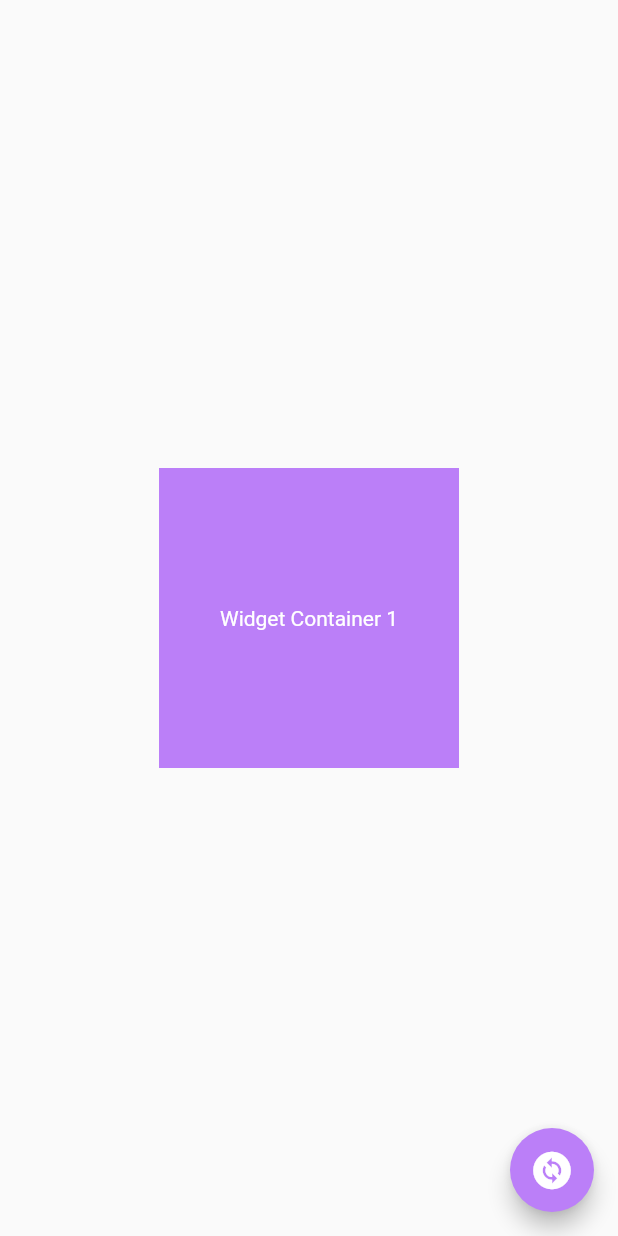
After one commit to ACM-VIT/fludget, a Flutter app: the AnimatedSwitcherImplementation screen opened directly, on a phone screen of 412 x 824 dp. The commit adds this screen. Run offline on Flutter 3.47's test engine with Material 2 defaults, Android fonts, the phone set to English and light mode, and no system bars; our stand-ins replace file_picker, package_info_plus, shared_preferences, webview_flutter; missing offline and left inert: syntax_highlighter; accounts and stored records are empty.

Commit message:
Animated Switcher implemented

```diff
--- /dev/null
+++ b/lib/routes/Root/animated_switcher.dart
@@ -0,0 +1,103 @@
+import 'package:fludget/Models/codeString.dart';
+import 'package:flutter/cupertino.dart';
+import 'package:flutter/material.dart';
+
+class AnimatedSwitcherImplementation extends StatefulWidget {
+  const AnimatedSwitcherImplementation({Key? key}) : super(key: key);
+
+  @override
+  State<AnimatedSwitcherImplementation> createState() =>
+      _AnimatedSwitcherImplementationState();
+}
+
+class _AnimatedSwitcherImplementationState
+    extends State<AnimatedSwitcherImplementation> {
+  bool flag = true;
+
+  @override
+  Widget build(BuildContext context) {
+    return Scaffold(
+      body: Center(
+        child: AnimatedSwitcher(
+            switchInCurve: Curves.easeIn,
+            switchOutCurve: Curves.easeOut,
+            duration: Duration(milliseconds: 1200),
+            child: flag
+                ? Container(
+                    key: Key('1'),
+                    color: Theme.of(context).primaryColor,
+                    width: 200,
+                    height: 200,
+                    child: Center(
+                        child: Text(
+                      'Widget Container 1',
+                      style: TextStyle(color: Colors.white),
+                    )),
+                  )
+                : Container(
+                    key: Key('2'),
+                    color: Theme.of(context).errorColor,
+                    width: 300,
+                    height: 200,
+                    child: Center(child: Text('Widget Container 2')),
+                  )),
+      ),
+      floatingActionButton: FloatingActionButton(
+          child: Icon(Icons.change_circle, color: Colors.white, size: 30),
+          backgroundColor: Theme.of(context).primaryColor,
+          onPressed: () => setState(() {
+                flag = !flag;
+              })),
+    );
+  }
+}
+
+class AnimatedSwitcherDescription extends StatelessWidget {
+  const AnimatedSwitcherDescription({Key? key}) : super(key: key);
+
+  @override
+  Widget build(BuildContext context) {
+    return Center(
+      child: Padding(
+        padding: EdgeInsets.fromLTRB(10, 0, 10, 0),
+        child: Text(
+          "AnimatedSwitcher is a widget that can be used for creating animation when switching between two widgets. When a widget is replaced with another, it transitions the new widget in and transitions the previous widget out.",
+          style: TextStyle(fontSize: 20),
+        ),
+      ),
+    );
+  }
+}
+
+class AnimatedSwitcherCode extends CodeString {
+  const AnimatedSwitcherCode();
+
+  @override
+  String buildCodeString() {
+    return """
+    AnimatedSwitcher(
+            switchInCurve: Curves.easeIn,
+            switchOutCurve: Curves.easeOut,
+            duration: Duration(milliseconds: 1200),
+            child: flag
+                ? Container(
+                    key: Key('1'),
+                    color: Theme.of(context).primaryColor,
+                    width: 200,
+                    height: 200,
+                    child: Center(
+                        child: Text(
+                      'Widget Container 1',
+                      style: TextStyle(color: Colors.white),
+                    )),
+                  )
+                : Container(
+                    key: Key('2'),
+                    color: Theme.of(context).errorColor,
+                    width: 300,
+                    height: 200,
+                    child: Center(child: Text('Widget Container 2')),
+                  )),
+    """;
+  }
+}
```
Also changed, not shown: lib/widgetList.dart (+11 -0 lines).
